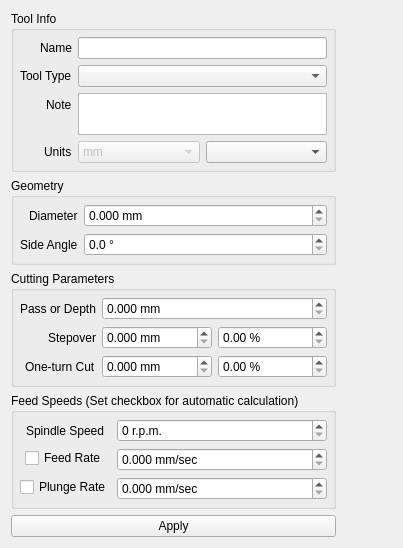
This is G2G/tooldatabase/tooleditform.ui in aLDime/GERBER_X2 as Qt 5 draws it before an edit. The edited form follows.
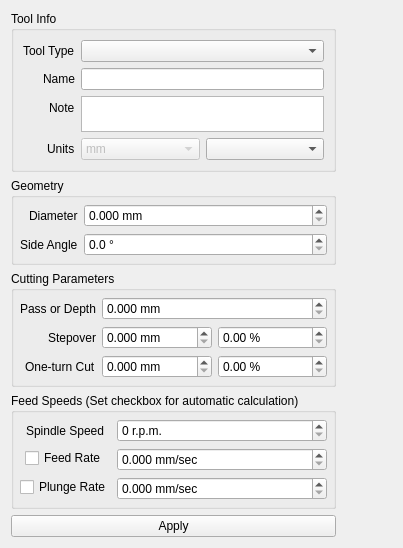
This is the edited form. Custom widgets are drawn as their Qt base class.

What changed in the file:
```diff
--- a/G2G/tooldatabase/tooleditform.ui
+++ b/G2G/tooldatabase/tooleditform.ui
@@ -35,36 +35,14 @@
       <property name="labelAlignment">
        <set>Qt::AlignRight|Qt::AlignTrailing|Qt::AlignVCenter</set>
       </property>
-      <property name="leftMargin">
-       <number>6</number>
-      </property>
-      <property name="topMargin">
-       <number>6</number>
-      </property>
-      <property name="rightMargin">
-       <number>6</number>
-      </property>
-      <property name="bottomMargin">
-       <number>6</number>
-      </property>
       <item row="0" column="0">
-       <widget class="QLabel" name="nameLabel">
-        <property name="text">
-         <string>Name</string>
-        </property>
-       </widget>
-      </item>
-      <item row="0" column="1">
-       <widget class="QLineEdit" name="leName"/>
-      </item>
-      <item row="1" column="0">
        <widget class="QLabel" name="lblToolType">
         <property name="text">
          <string>Tool Type</string>
         </property>
        </widget>
       </item>
-      <item row="1" column="1">
+      <item row="0" column="1">
        <widget class="QComboBox" name="cbxToolType">
         <property name="currentIndex">
          <number>-1</number>
@@ -86,6 +64,16 @@
         </item>
        </widget>
       </item>
+      <item row="1" column="0">
+       <widget class="QLabel" name="nameLabel">
+        <property name="text">
+         <string>Name</string>
+        </property>
+       </widget>
+      </item>
+      <item row="1" column="1">
+       <widget class="QLineEdit" name="leName"/>
+      </item>
       <item row="2" column="0">
        <widget class="QLabel" name="label">
         <property name="text">
@@ -103,7 +91,14 @@
         </property>
        </widget>
       </item>
-      <item row="4" column="1">
+      <item row="3" column="0">
+       <widget class="QLabel" name="lblUnits">
+        <property name="text">
+         <string>Units</string>
+        </property>
+       </widget>
+      </item>
+      <item row="3" column="1">
        <layout class="QHBoxLayout" name="hlUnuts">
         <item>
          <widget class="QComboBox" name="cbxUnits">
@@ -151,13 +146,6 @@
         </item>
        </layout>
       </item>
-      <item row="4" column="0">
-       <widget class="QLabel" name="lblUnits">
-        <property name="text">
-         <string>Units</string>
-        </property>
-       </widget>
-      </item>
      </layout>
     </widget>
    </item>
```
